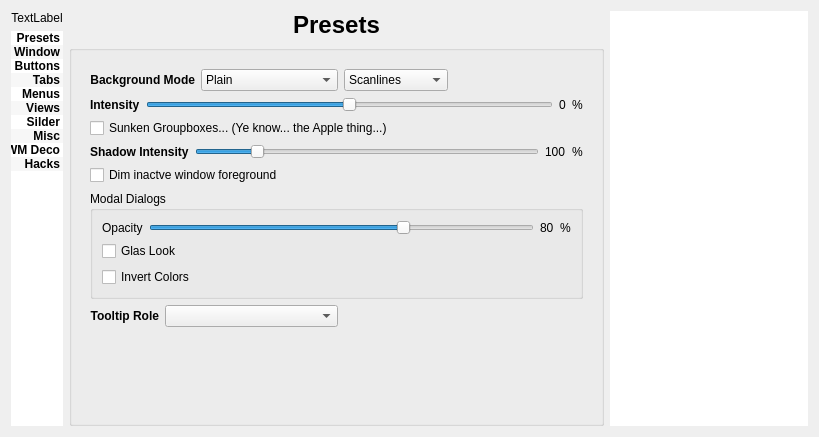
First picture: the form in config/config.ui, repository deiv/bespin-pkg, before the edit.
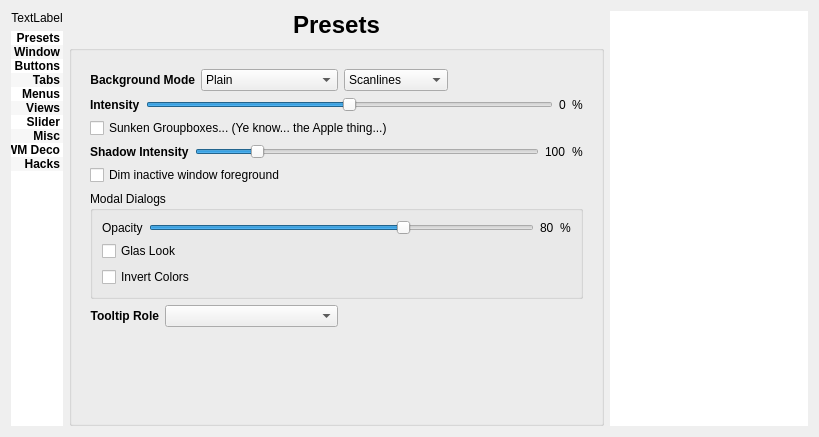
Second picture: the form after the edit. The open tabs and pages were chosen to show the change.

Commit message: fixed two typos, thanks to Peter Hoeg

Patch:
```diff
--- a/config/config.ui
+++ b/config/config.ui
@@ -135,7 +135,7 @@
        </item>
        <item>
         <property name="text">
-         <string>Silder</string>
+         <string>Slider</string>
         </property>
        </item>
        <item>
@@ -669,7 +669,7 @@
           <item row="5" column="0" colspan="5">
            <widget class="QCheckBox" name="fadeInactive">
             <property name="text">
-             <string>Dim inactve window foreground</string>
+             <string>Dim inactive window foreground</string>
             </property>
            </widget>
           </item>
```
Left out of the diff: 2 changed lines with no effect on the pictures.
